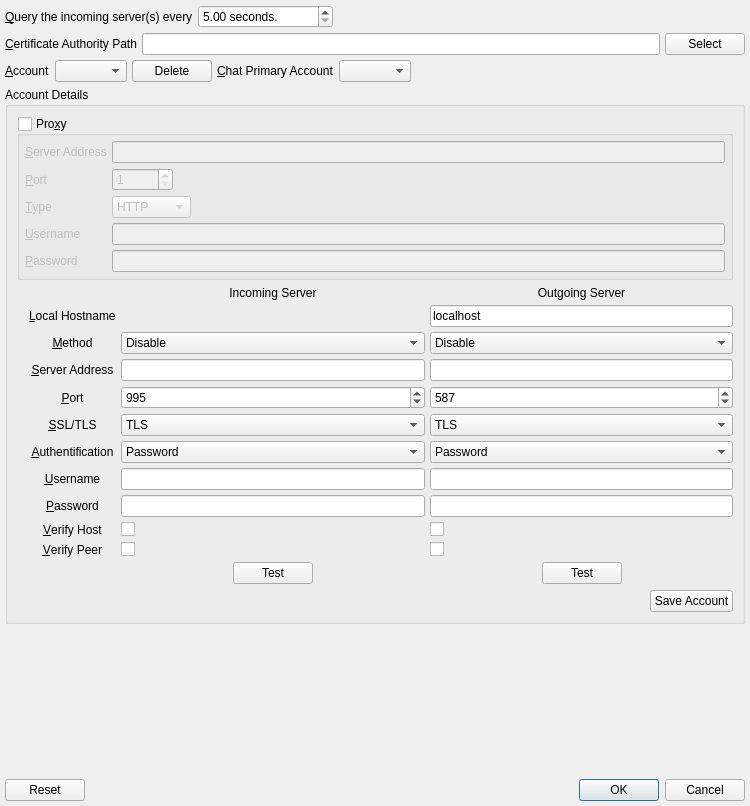
Qt form branches/trunk/UI/spot-on-poptastic-retrophone-settings.ui (textbrowser/spot-on) before a commit.
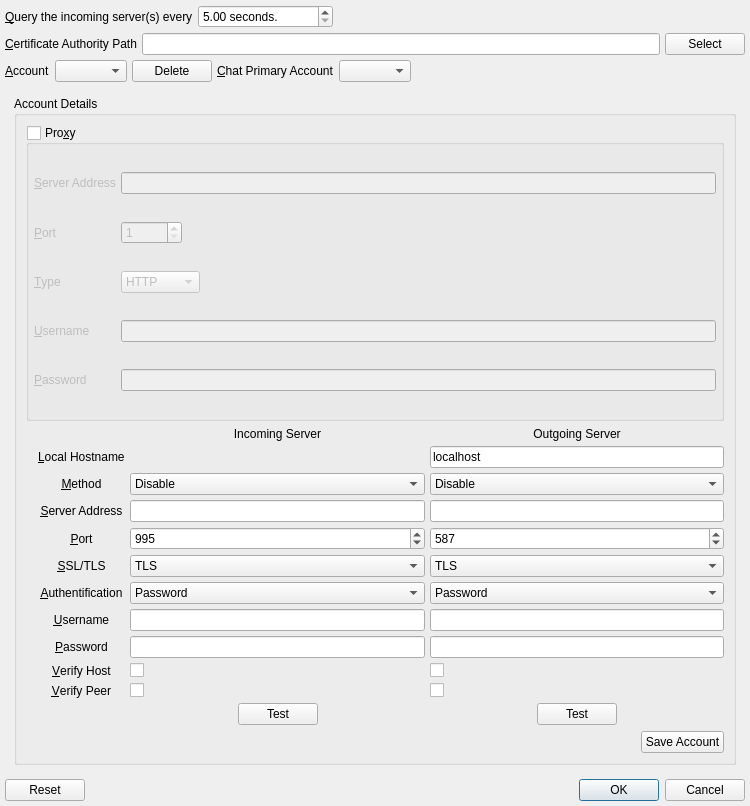
The same form after that commit. Icons and pictures are not drawn.

Commit message: Poptastic change; placed the group box within a scroll area.

```diff
--- a/branches/trunk/UI/spot-on-poptastic-retrophone-settings.ui
+++ b/branches/trunk/UI/spot-on-poptastic-retrophone-settings.ui
@@ -162,6 +162,24 @@
     </layout>
    </item>
    <item>
+    <widget class="QScrollArea" name="scrollArea">
+     <property name="frameShape">
+      <enum>QFrame::NoFrame</enum>
+     </property>
+     <property name="widgetResizable">
+      <bool>true</bool>
+     </property>
+     <widget class="QWidget" name="scrollAreaWidgetContents">
+      <property name="geometry">
+       <rect>
+        <x>0</x>
+        <y>0</y>
+        <width>740</width>
+        <height>662</height>
+       </rect>
+      </property>
+      <layout class="QVBoxLayout" name="verticalLayout_3">
+       <item>
     <widget class="QGroupBox" name="groupBox">
      <property name="title">
       <string>Account Details</string>
@@ -820,18 +838,9 @@
      </layout>
     </widget>
    </item>
-   <item>
-    <spacer name="verticalSpacer">
-     <property name="orientation">
-      <enum>Qt::Vertical</enum>
-     </property>
-     <property name="sizeHint" stdset="0">
-      <size>
-       <width>20</width>
-       <height>40</height>
-      </size>
-     </property>
-    </spacer>
+      </layout>
+     </widget>
+    </widget>
    </item>
    <item>
     <widget class="QDialogButtonBox" name="buttonBox">
```
Left out of the diff: 23 changed lines with no effect on the pictures. Lines whose indentation alone changed are shown as unchanged.
